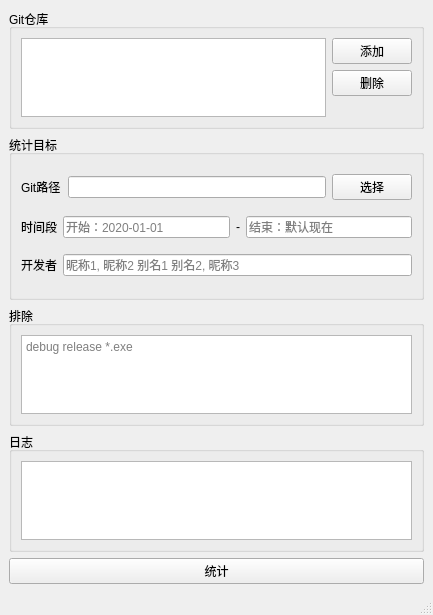
This is mainwindow.ui in iwxyi/RepositoryLineCounter as Qt 5 draws it before an edit. The edited form follows.
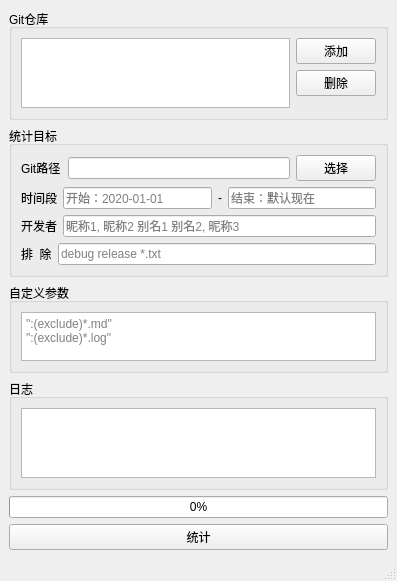
This is the edited form.

Commit message: 添加自定义参数；添加进度条显示

Patch:
```diff
--- a/mainwindow.ui
+++ b/mainwindow.ui
@@ -6,8 +6,8 @@
    <rect>
     <x>0</x>
     <y>0</y>
-    <width>433</width>
-    <height>615</height>
+    <width>397</width>
+    <height>575</height>
    </rect>
   </property>
   <property name="windowTitle">
@@ -170,6 +170,24 @@
          </item>
         </layout>
        </item>
+       <item>
+        <layout class="QHBoxLayout" name="horizontalLayout_5">
+         <item>
+          <widget class="QLabel" name="label_5">
+           <property name="text">
+            <string>排  除</string>
+           </property>
+          </widget>
+         </item>
+         <item>
+          <widget class="QLineEdit" name="excludesLineEdit">
+           <property name="placeholderText">
+            <string>debug release *.txt</string>
+           </property>
+          </widget>
+         </item>
+        </layout>
+       </item>
       </layout>
      </widget>
     </item>
@@ -184,11 +202,11 @@
       <property name="maximumSize">
        <size>
         <width>16777215</width>
-        <height>120</height>
+        <height>90</height>
        </size>
       </property>
       <property name="title">
-       <string>排除</string>
+       <string>自定义参数</string>
       </property>
       <layout class="QVBoxLayout" name="verticalLayout_2">
        <item>
@@ -206,7 +224,8 @@
           </size>
          </property>
          <property name="placeholderText">
-          <string>debug release *.exe</string>
+          <string>&quot;:(exclude)*.md&quot;
+&quot;:(exclude)*.log&quot;</string>
          </property>
         </widget>
        </item>
@@ -231,6 +250,13 @@
       </layout>
      </widget>
     </item>
+    <item>
+     <widget class="QProgressBar" name="progressBar">
+      <property name="value">
+       <number>0</number>
+      </property>
+     </widget>
+    </item>
     <item>
      <widget class="QPushButton" name="startButton">
       <property name="text">
```
Left out of the diff: 4 changed lines with no effect on the pictures. The commit also changes 2 other files.
